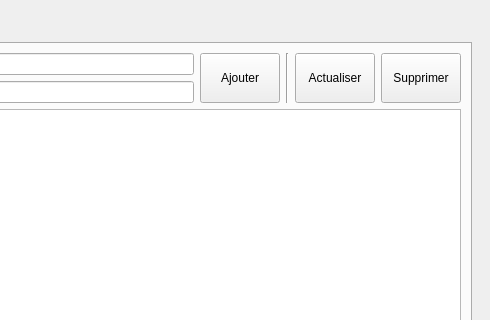
Old version of the form mainwindow.ui in the repository MouadKH9/library-cpp; both pictures show x 429 to 919 and y 0 to 320 of the 919 by 635 pixel window.
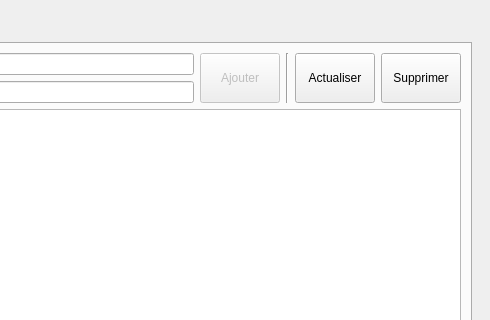
New version of the form.

The edit to the form file:
```diff
--- a/mainwindow.ui
+++ b/mainwindow.ui
@@ -239,6 +239,9 @@
               </item>
               <item>
                <widget class="QPushButton" name="pushButton_19">
+                <property name="enabled">
+                 <bool>false</bool>
+                </property>
                 <property name="sizePolicy">
                  <sizepolicy hsizetype="Minimum" vsizetype="Preferred">
                   <horstretch>0</horstretch>
```
